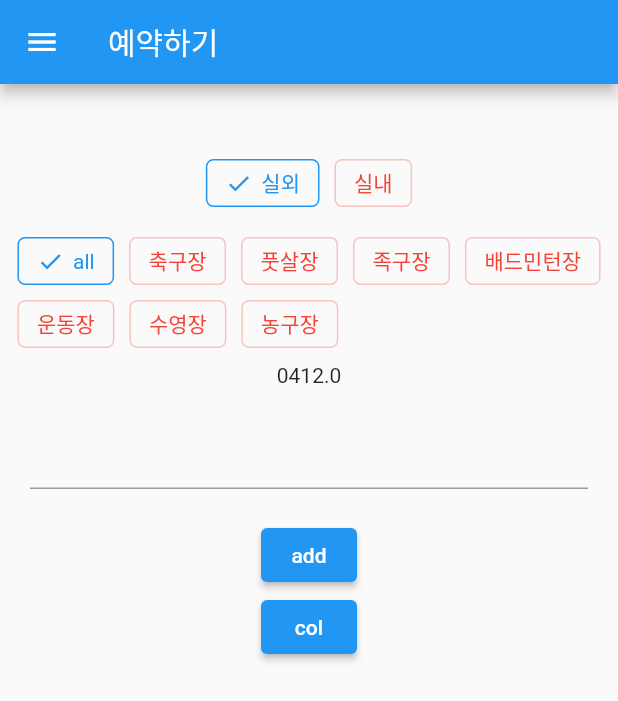
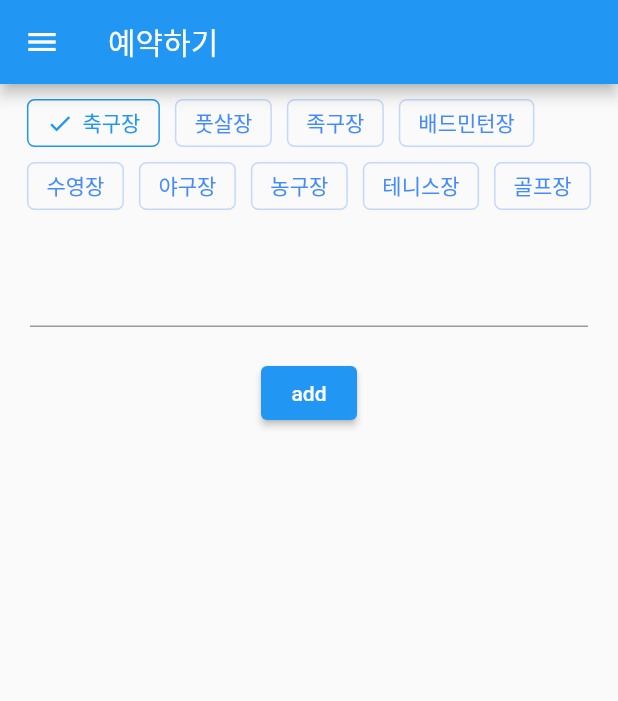
Before and after one commit to ryoush95/sportchu, a Flutter app: the ground screen opened directly, after a tap on "add", on a phone screen of 412 x 824 dp. Shown: the top 701 px of the screen. Run offline on Flutter 3.47's test engine with Material 2 defaults, Android fonts, the phone set to English and light mode, and no system bars; our stand-ins replace chips_choice_null_safety, cloud_firestore, firebase_core, flutter_datetime_picker, flutter_svg, geocoding and 5 more; missing offline and left inert: loading_animations; accounts and stored records are empty.

Commit message:
firestore date list

```diff
--- a/lib/screen/Ground.dart
+++ b/lib/screen/Ground.dart
@@ -1,12 +1,12 @@
 import 'dart:collection';
 
 import 'package:cloud_firestore/cloud_firestore.dart';
-import 'package:firebase_core/firebase_core.dart';
 import 'package:flutter/material.dart';
 import 'package:google_fonts/google_fonts.dart';
 import 'package:chips_choice_null_safety/chips_choice_null_safety.dart';
 import 'package:get/get.dart';
-import 'package:sportchu/screen/test.dart';
+import 'package:http/http.dart';
+import 'package:sportchu/screen/Grounddetail.dart';
 
 class ground extends StatefulWidget {
   const ground({Key? key}) : super(key: key);
@@ -18,35 +18,62 @@ class ground extends StatefulWidget {
 class _groundState extends State<ground> {
   CollectionReference firestore =
       FirebaseFirestore.instance.collection('category');
+  FirebaseFirestore fs = FirebaseFirestore.instance;
   String ex = '';
   int tag1 = 0;
   int tag2 = 0;
-  List<String> firelist = [];
-  List<String> cateout = [
-    'all',
+  late List<String> firelist = [];
+  String? docs;
+  List<String> cate = [
     '축구장',
     '풋살장',
     '족구장',
     '배드민턴장',
-    '운동장',
     '수영장',
-    '농구장'
+    '야구장',
+    '농구장',
+    '테니스장',
+    '골프장',
   ];
 
-  ListTile _tile(String title) => ListTile(
-        title: Text(
-          title,
-          style: GoogleFonts.lato(color: Colors.black, fontSize: 20),
-        ),
-      );
-
   Future<void> getfirelist() async {
-    await firestore.snapshots().listen((event) {
+    switch (tag2) {
+      case 0:
+        docs = 'soccer';
+        break;
+      case 1:
+        docs = 'footsal';
+        break;
+      case 2:
+        docs = 'jokgu';
+        break;
+      case 3:
+        docs = 'badminton';
+        break;
+      case 4:
+        docs = 'swim';
+        break;
+      case 5:
+        docs = 'baseball';
+        break;
+      case 6:
+        docs = 'basketball';
+        break;
+      case 7:
+        docs = 'tennis';
+        break;
+      case 8:
+        docs = 'golf';
+        break;
+    }
+    firelist.clear();
+    await firestore.doc(docs).collection('ground').orderBy('name').snapshots().listen((event) {
       event.docs.forEach((element) {
         print(element['name']);
         firelist.add(element['name']);
       });
     });
+
   }
 
   @override
@@ -75,43 +102,37 @@ class _groundState extends State<ground> {
           child: Container(
             child: Column(
               children: [
-                SizedBox(
-                  height: 40,
-                ),
-                ChipsChoice<int>.single(
-                  value: tag1,
-                  onChanged: (val) => setState(() {
-                    tag1 = val;
-                  }),
-                  choiceItems: C2Choice.listFrom<int, String>(
-                      source: ['실외', '실내'],
-                      value: (i, v) => i,
-                      label: (i, v) => v),
-                  choiceStyle: C2ChoiceStyle(
-                    color: Colors.red,
-                    borderRadius: const BorderRadius.all(Radius.circular(5)),
-                  ),
-                  wrapped: true, //진실은 여러줄 거짓은 한줄
-                ),
+                // ChipsChoice<int>.single(
+                //   value: tag1,
+                //   onChanged: (val) => setState(() {
+                //     tag1 = val;
+                //   }),
+                //   choiceItems: C2Choice.listFrom<int, String>(
+                //       source: ['실외', '실내'],
+                //       value: (i, v) => i,
+                //       label: (i, v) => v),
+                //   choiceStyle: C2ChoiceStyle(
+                //     color: Colors.red,
+                //     borderRadius: const BorderRadius.all(Radius.circular(5)),
+                //   ),
+                //   wrapped: true, //진실은 여러줄 거짓은 한줄
+                // ),
 
                 ChipsChoice<int>.single(
                   value: tag2,
                   onChanged: (val) => setState(() {
                     tag2 = val;
+                    getfirelist();
                   }),
                   choiceItems: C2Choice.listFrom<int, String>(
-                      source: _cate(tag1),
-                      value: (i, v) => i,
-                      label: (i, v) => v),
+                      source: cate, value: (i, v) => i, label: (i, v) => v),
                   choiceStyle: C2ChoiceStyle(
-                    color: Colors.red,
+                    color: Colors.blueAccent,
                     borderRadius: const BorderRadius.all(Radius.circular(5)),
                   ),
                   wrapped: true, //진실은 여러줄 거짓은 한줄
                 ),
-
-                Text(tag1.toString() + Get.width.toString()),
-
+                // Text(tag1.toString() + Get.width.toString()),
                 Padding(
                   padding: const EdgeInsets.all(20.0),
                   child: TextFormField(
@@ -120,22 +141,23 @@ class _groundState extends State<ground> {
                     onChanged: (value) => ex = value,
                   ),
                 ),
+
                 ElevatedButton(
                     onPressed: () async {
                       if (ex != '') {
-                        firestore.doc(ex).set({'inout': 1, 'name': '$ex'});
+                        // firestore.doc(ex).set({'name': '$ex'});
+                        fs.collection('category').add({'name': '$ex'});
                       }
-                      var doc = await firestore.doc(ex).get();
+                      var doc = await fs.collection('category').doc(ex).get();
                       print(doc.data());
                     },
                     child: Text('add')),
-                ElevatedButton(
-                    onPressed: () async {
-                      firestore.doc(ex).update({'inout': 1, 'name': '$ex'});
-                      // firestore.doc(ex).delete();
-                    },
-                    child: Text('col')),
-
+                // ElevatedButton(
+                //     onPressed: () async {
+                //       firestore.doc(ex).update({'inout': 1, 'name': '$ex'});
+                //       // firestore.doc(ex).delete();
+                //     },
+                //     child: Text('col')),
                 Expanded(
                   child: StreamBuilder(
                     stream: firestore.snapshots(),
@@ -147,11 +169,16 @@ class _groundState extends State<ground> {
                         return GridView.builder(
                           padding: const EdgeInsets.all(4),
                           itemCount: firelist.length,
-                              itemBuilder: (BuildContext context, int index) => Container(
+                          itemBuilder: (BuildContext context, int index) =>
+                              Container(
+                            padding: EdgeInsets.all(8),
+                            margin: EdgeInsets.all(8),
+                            decoration: BoxDecoration(color: Colors.amber),
                             child: GestureDetector(
-                                  onTap: (){
+                              onTap: () {
                                 setState(() {
-                                      Get.to(test(), arguments: firelist[index]);
+                                  Get.to(GroundDetail(),
+                                      arguments: [firelist[index],docs]);
                                 });
                               },
                               child: Column(
@@ -159,20 +186,21 @@ class _groundState extends State<ground> {
                                   FlutterLogo(),
                                   Text(
                                     firelist[index],
-                                        style: GoogleFonts.lato(backgroundColor: Colors.yellow),
+                                    style: GoogleFonts.lato(
+                                        backgroundColor: Colors.yellow),
                                   ),
                                 ],
                               ),
                             ),
                           ),
-                              gridDelegate: SliverGridDelegateWithFixedCrossAxisCount(
+                          gridDelegate:
+                              SliverGridDelegateWithFixedCrossAxisCount(
                                   crossAxisCount: 2),
                         );
                       }
-                        })
-
+                    },
                   ),
-                // ListView(),
+                ),
               ],
             ),
           ),
@@ -180,23 +208,4 @@ class _groundState extends State<ground> {
       ),
     );
   }
-
-  List<String> _cate(int a) {
-    List<String> b;
-    if (a == 0) {
-      tag2 = 0;
-      b = cateout;
-    } else {
-      tag2 = 0;
-      b = ['StatelessWidget', 'ssddsdsd'];
 }
-    return b;
-  }
-
-// List<Container> gridtile(int count) {
-//   return List.generate(
-//     count,
-//     (index) =>
-//   );
-// }
-}
--- a/pubspec.yaml
+++ b/pubspec.yaml
@@ -48,6 +48,7 @@ dependencies:
   firebase_core: ^1.10.0
   cloud_firestore: ^3.1.0
   firebase_auth: ^3.3.0
+  syncfusion_flutter_datepicker: ^19.3.57
 
 
 dev_dependencies:
```
Also changed, not shown: lib/screen/Alarms.dart (+8 -3 lines), lib/screen/DateAdd.dart (added, +96 -0 lines), lib/screen/Grounddetail.dart (added, +44 -0 lines), lib/screen/yeyak.dart (added, +25 -0 lines), pubspec.lock. Lines whose indentation alone changed are shown as unchanged.
